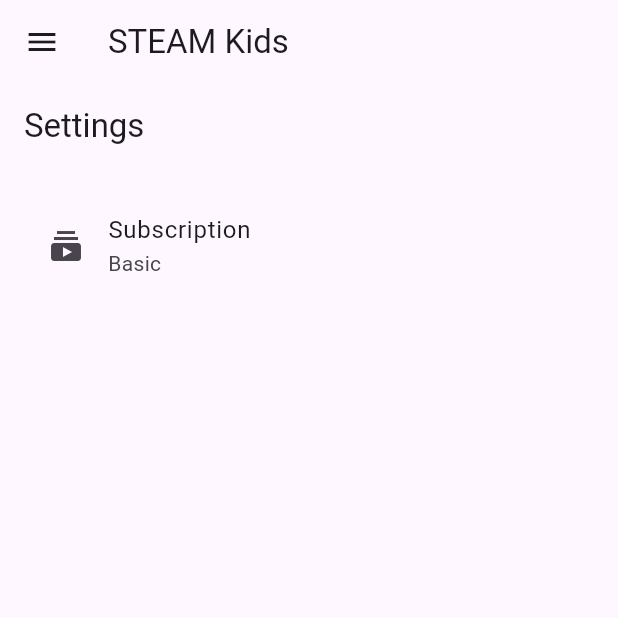
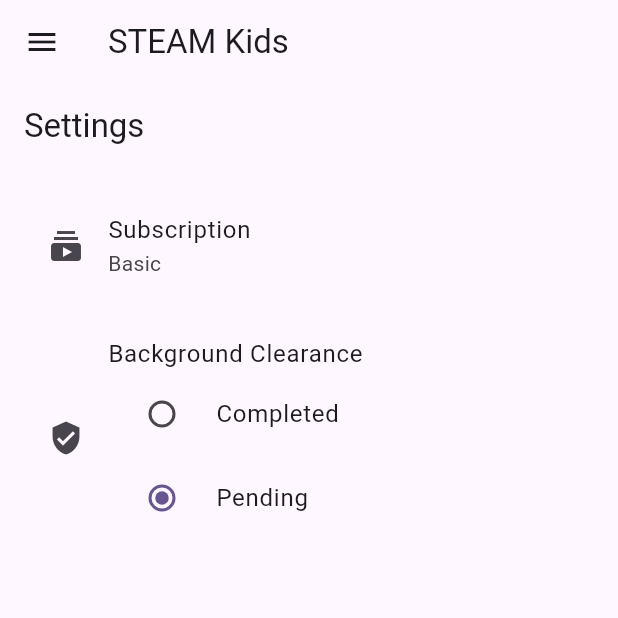
Before and after one commit to pankajsharma2000/steamkids, a Flutter app: the SettingsPage screen opened by its route, on a phone screen of 412 x 824 dp, the top half of it. Run offline on Flutter 3.47's test engine with Material 3 defaults, Android fonts, the phone set to English and light mode, and no system bars; our stand-ins replace cloud_firestore, firebase_auth, firebase_core, firebase_storage, flutter_riverpod, go_router and 1 more; accounts and stored records are empty.

Commit message:
added background clearance option

```diff
--- a/lib/common/presentation/settings/pages/settings_page.dart
+++ b/lib/common/presentation/settings/pages/settings_page.dart
@@ -1,7 +1,14 @@
 import 'package:flutter/material.dart';
 
-class SettingsPage extends StatelessWidget {
+class SettingsPage extends StatefulWidget {
   const SettingsPage({super.key});
+
+  @override
+  State<SettingsPage> createState() => _SettingsPageState();
+}
+
+class _SettingsPageState extends State<SettingsPage> {
+  String _backgroundClearanceStatus = 'Pending'; // Default status
 
   @override
   Widget build(BuildContext context) {
@@ -17,6 +24,36 @@ class SettingsPage extends StatelessWidget {
             subtitle: const Text('Basic'),
             leading: const Icon(Icons.subscriptions),
           ),
+          const SizedBox(height: 16),
+          ListTile(
+            title: const Text('Background Clearance'),
+            subtitle: Column(
+              crossAxisAlignment: CrossAxisAlignment.start,
+              children: [
+                RadioListTile<String>(
+                  title: const Text('Completed'),
+                  value: 'Completed',
+                  groupValue: _backgroundClearanceStatus,
+                  onChanged: (value) {
+                    setState(() {
+                      _backgroundClearanceStatus = value!;
+                    });
+                  },
+                ),
+                RadioListTile<String>(
+                  title: const Text('Pending'),
+                  value: 'Pending',
+                  groupValue: _backgroundClearanceStatus,
+                  onChanged: (value) {
+                    setState(() {
+                      _backgroundClearanceStatus = value!;
+                    });
+                  },
+                ),
+              ],
+            ),
+            leading: const Icon(Icons.verified_user),
+          ),
         ],
       ),
     );
```
